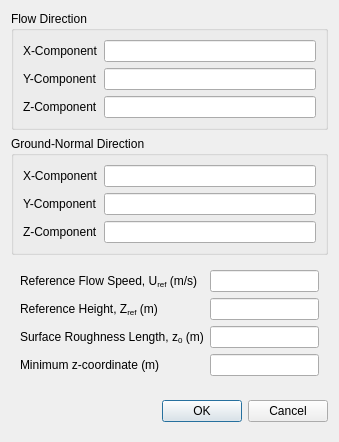
Old version of the form baramFlow/view/setup/boundary_conditions/ABL_inlet_dialog.ui in the repository nextfoam/baram.
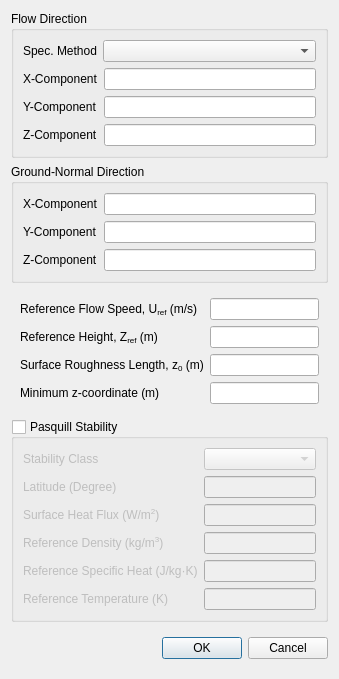
New version of the form. Custom widgets are drawn as their Qt base class.

Patch:
```diff
--- a/baramFlow/view/setup/boundary_conditions/ABL_inlet_dialog.ui
+++ b/baramFlow/view/setup/boundary_conditions/ABL_inlet_dialog.ui
@@ -7,7 +7,7 @@
     <x>0</x>
     <y>0</y>
     <width>339</width>
-    <height>430</height>
+    <height>662</height>
    </rect>
   </property>
   <property name="windowTitle">
@@ -34,7 +34,50 @@
         <property name="title">
          <string>Flow Direction</string>
         </property>
+        <layout class="QVBoxLayout" name="verticalLayout_3">
+         <item>
+          <widget class="QWidget" name="widget_2" native="true">
         <layout class="QFormLayout" name="formLayout">
+            <property name="leftMargin">
+             <number>0</number>
+            </property>
+            <property name="topMargin">
+             <number>0</number>
+            </property>
+            <property name="rightMargin">
+             <number>0</number>
+            </property>
+            <property name="bottomMargin">
+             <number>0</number>
+            </property>
+            <item row="0" column="0">
+             <widget class="QLabel" name="label_11">
+              <property name="text">
+               <string>Spec. Method</string>
+              </property>
+             </widget>
+            </item>
+            <item row="0" column="1">
+             <widget class="PythonComboBox" name="flowDirectionSpecMethod"/>
+            </item>
+           </layout>
+          </widget>
+         </item>
+         <item>
+          <widget class="QWidget" name="flowDirection" native="true">
+           <layout class="QFormLayout" name="formLayout_5">
+            <property name="leftMargin">
+             <number>0</number>
+            </property>
+            <property name="topMargin">
+             <number>0</number>
+            </property>
+            <property name="rightMargin">
+             <number>0</number>
+            </property>
+            <property name="bottomMargin">
+             <number>0</number>
+            </property>
          <item row="0" column="0">
           <widget class="QLabel" name="label">
            <property name="text">
@@ -43,7 +86,7 @@
           </widget>
          </item>
          <item row="0" column="1">
-          <widget class="QLineEdit" name="flowDirectionXComponent">
+             <widget class="BatchableFloatEdit" name="flowDirectionXComponent">
            <property name="sizePolicy">
             <sizepolicy hsizetype="Expanding" vsizetype="Fixed">
              <horstretch>0</horstretch>
@@ -60,7 +103,7 @@
           </widget>
          </item>
          <item row="1" column="1">
-          <widget class="QLineEdit" name="flowDirectionYComponent">
+             <widget class="BatchableFloatEdit" name="flowDirectionYComponent">
            <property name="sizePolicy">
             <sizepolicy hsizetype="Expanding" vsizetype="Fixed">
              <horstretch>0</horstretch>
@@ -77,13 +120,16 @@
           </widget>
          </item>
          <item row="2" column="1">
-          <widget class="QLineEdit" name="flowDirectionZComponent">
+             <widget class="BatchableFloatEdit" name="flowDirectionZComponent">
            <property name="sizePolicy">
             <sizepolicy hsizetype="Expanding" vsizetype="Fixed">
              <horstretch>0</horstretch>
              <verstretch>0</verstretch>
             </sizepolicy>
            </property>
+             </widget>
+            </item>
+           </layout>
           </widget>
          </item>
         </layout>
@@ -219,6 +265,116 @@
      </layout>
     </widget>
    </item>
+   <item>
+    <widget class="QGroupBox" name="pasquillStability">
+     <property name="title">
+      <string>Pasquill Stability</string>
+     </property>
+     <property name="checkable">
+      <bool>true</bool>
+     </property>
+     <property name="checked">
+      <bool>false</bool>
+     </property>
+     <layout class="QFormLayout" name="formLayout_4">
+      <item row="1" column="0">
+       <widget class="QLabel" name="label_12">
+        <property name="text">
+         <string>Latitude (Degree)</string>
+        </property>
+       </widget>
+      </item>
+      <item row="1" column="1">
+       <widget class="BatchableFloatEdit" name="latitude">
+        <property name="sizePolicy">
+         <sizepolicy hsizetype="Expanding" vsizetype="Fixed">
+          <horstretch>0</horstretch>
+          <verstretch>0</verstretch>
+         </sizepolicy>
+        </property>
+       </widget>
+      </item>
+      <item row="2" column="0">
+       <widget class="QLabel" name="label_13">
+        <property name="text">
+         <string>Surface Heat Flux (W/m&lt;sup&gt;2&lt;/sup&gt;)</string>
+        </property>
+       </widget>
+      </item>
+      <item row="2" column="1">
+       <widget class="BatchableFloatEdit" name="surfaceHeatFlux">
+        <property name="sizePolicy">
+         <sizepolicy hsizetype="Expanding" vsizetype="Fixed">
+          <horstretch>0</horstretch>
+          <verstretch>0</verstretch>
+         </sizepolicy>
+        </property>
+       </widget>
+      </item>
+      <item row="3" column="0">
+       <widget class="QLabel" name="label_14">
+        <property name="text">
+         <string>Reference Density (kg/m&lt;sup&gt;3&lt;/sup&gt;)</string>
+        </property>
+       </widget>
+      </item>
+      <item row="3" column="1">
+       <widget class="BatchableFloatEdit" name="referenceDensity">
+        <property name="sizePolicy">
+         <sizepolicy hsizetype="Expanding" vsizetype="Fixed">
+          <horstretch>0</horstretch>
+          <verstretch>0</verstretch>
+         </sizepolicy>
+        </property>
+       </widget>
+      </item>
+      <item row="0" column="0">
+       <widget class="QLabel" name="label_15">
+        <property name="text">
+         <string>Stability Class</string>
+        </property>
+       </widget>
+      </item>
+      <item row="0" column="1">
+       <widget class="PythonComboBox" name="stabilityClass"/>
+      </item>
+      <item row="4" column="0">
+       <widget class="QLabel" name="label_16">
+        <property name="text">
+         <string>Reference Specific Heat (J/kg·K)</string>
+        </property>
+       </widget>
+      </item>
+      <item row="5" column="0">
+       <widget class="QLabel" name="label_17">
+        <property name="text">
+         <string>Reference Temperature (K)</string>
+        </property>
+       </widget>
+      </item>
+      <item row="4" column="1">
+       <widget class="BatchableFloatEdit" name="referenceSpecificHeat">
+        <property name="sizePolicy">
+         <sizepolicy hsizetype="Expanding" vsizetype="Fixed">
+          <horstretch>0</horstretch>
+          <verstretch>0</verstretch>
+         </sizepolicy>
+        </property>
+       </widget>
+      </item>
+      <item row="5" column="1">
+       <widget class="BatchableFloatEdit" name="referenceTemperature">
+        <property name="sizePolicy">
+         <sizepolicy hsizetype="Expanding" vsizetype="Fixed">
+          <horstretch>0</horstretch>
+          <verstretch>0</verstretch>
+         </sizepolicy>
+        </property>
+       </widget>
+      </item>
+     </layout>
+    </widget>
+   </item>
    <item>
     <widget class="QWidget" name="widget_4" native="true">
      <layout class="QHBoxLayout" name="horizontalLayout_3">
@@ -257,6 +413,18 @@
    </item>
   </layout>
  </widget>
+ <customwidgets>
+  <customwidget>
+   <class>BatchableFloatEdit</class>
+   <extends>QLineEdit</extends>
+   <header>baramFlow.view.widgets.batchable_float_edit</header>
+  </customwidget>
+  <customwidget>
+   <class>PythonComboBox</class>
+   <extends>QComboBox</extends>
+   <header location="global">widgets.python_combo_box</header>
+  </customwidget>
+ </customwidgets>
  <resources/>
  <connections>
   <connection>
```
Left out of the diff: 14 changed lines with no effect on the pictures. Lines whose indentation alone changed are shown as unchanged.
